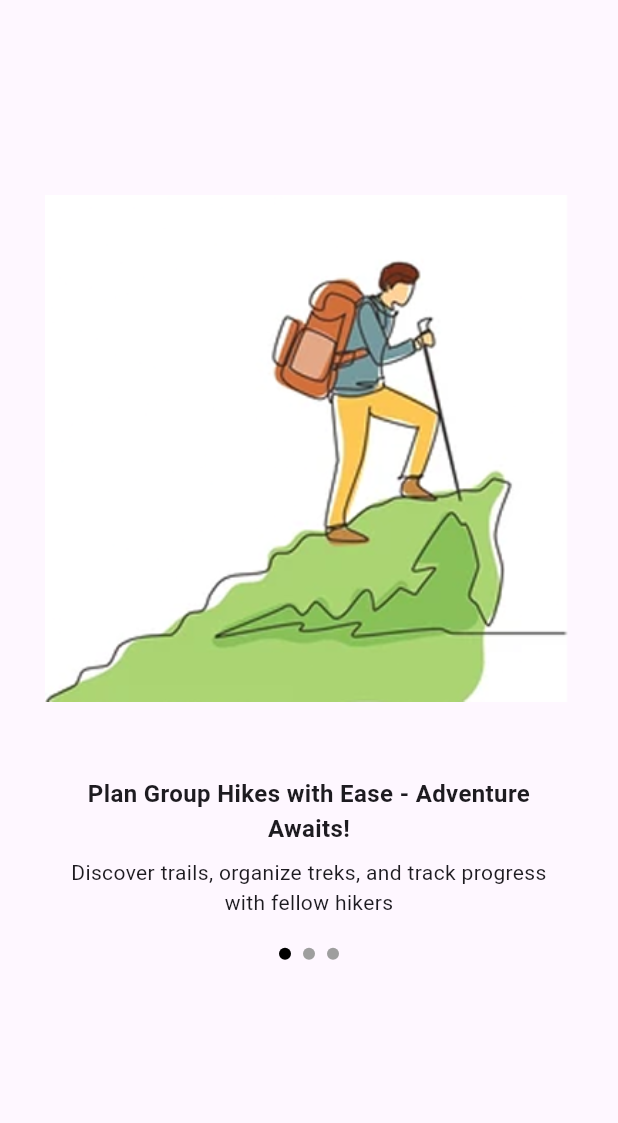
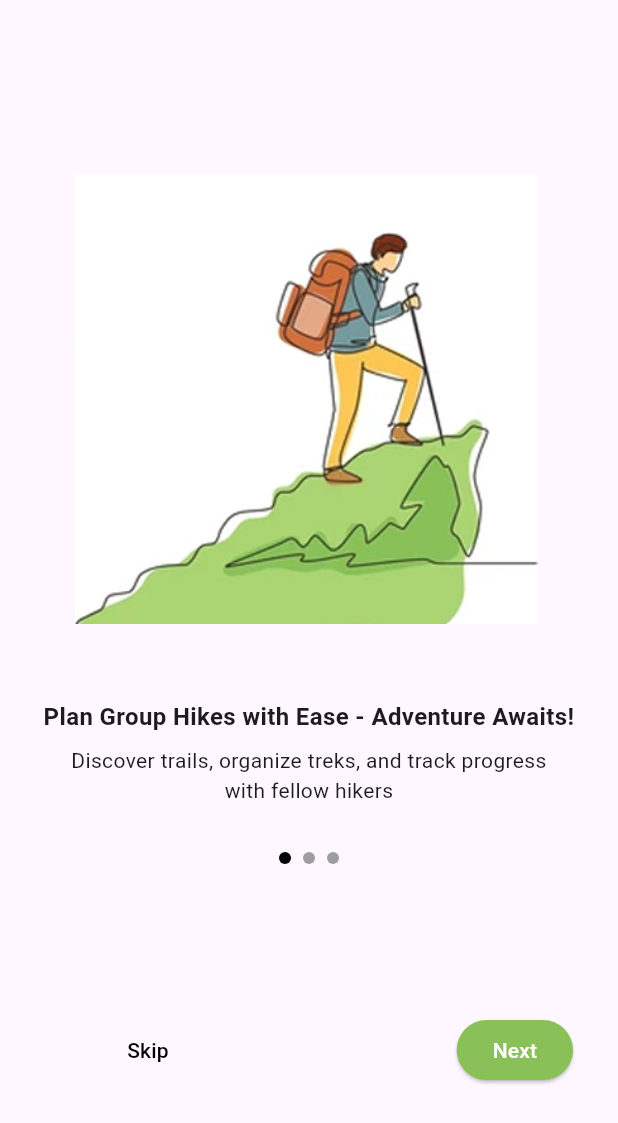
Before and after one commit to AmanCH3/trailmate_mobile_app_assignment, a Flutter app: the screen it shows after launch, on a phone screen of 412 x 824 dp. Shown: the top 1123 px of the screen. Run offline on Flutter 3.47's test engine with Material 3 defaults, Android fonts, the phone set to English and light mode, and no system bars; our stand-ins replace animated_splash_screen.

Commit message:
feat : On boardind Screen (PageView)

```diff
--- a/lib/app.dart
+++ b/lib/app.dart
@@ -1,8 +1,5 @@
 import 'package:flutter/material.dart';
-import 'package:trailmate_mobile_app_assignment/view/login_view.dart';
-import 'package:trailmate_mobile_app_assignment/view/screen_1.dart';
-import 'package:trailmate_mobile_app_assignment/view/signup_view.dart';
-import 'package:trailmate_mobile_app_assignment/view/splash_screen.dart';
+import 'package:trailmate_mobile_app_assignment/view/on_boarding_screen.dart';
 
 class App extends StatelessWidget {
   const App({super.key});
@@ -10,10 +7,10 @@ class App extends StatelessWidget {
   @override
   Widget build(BuildContext context) {
     return MaterialApp(
-        title: "Splash Screen",
-        theme: ThemeData(
-          primarySwatch: Colors.green
-        ),
-        home: SplashScreenView(), debugShowCheckedModeBanner: false);
+      title: "Splash Screen",
+      theme: ThemeData(primarySwatch: Colors.green),
+      home: OnboardingScreen(),
+      debugShowCheckedModeBanner: false,
+    );
   }
 }
--- /dev/null
+++ b/lib/view/on_boarding_screen.dart
@@ -0,0 +1,148 @@
+import 'package:flutter/material.dart';
+
+import 'login_view.dart';
+
+class OnboardingScreen extends StatefulWidget {
+  const OnboardingScreen({super.key});
+
+  @override
+  State<OnboardingScreen> createState() => _OnboardingScreenState();
+}
+
+class _OnboardingScreenState extends State<OnboardingScreen> {
+  final PageController _pageController = PageController();
+  int _currentIndex = 0;
+
+  final List<Map<String, String>> _onboardingData = [
+    {
+      'image': 'assets/images/get_screen_1.png',
+      'title': 'Plan Group Hikes with Ease - Adventure Awaits!',
+      'description1': 'Discover trails, organize treks, and track progress',
+      'description2': 'with fellow hikers',
+    },
+    {
+      'image': 'assets/images/get_screen_2.png',
+      'title': 'Track and Share Your Hiking Experience',
+      'description1': 'Log your adventures and milestones',
+      'description2': 'with your friends',
+    },
+    {
+      'image': 'assets/images/get_screen_3.png',
+      'title': 'Stay Connected On Every Trail',
+      'description1': 'Real-time updates and safety alerts',
+      'description2': 'keep you and your group in sync',
+    },
+  ];
+
+  void _onNextPressed() {
+    if (_currentIndex < _onboardingData.length - 1) {
+      _pageController.nextPage(
+        duration: const Duration(milliseconds: 300),
+        curve: Curves.easeInOut,
+      );
+    } else {
+      Navigator.pushReplacement(
+        context,
+        MaterialPageRoute(builder: (context) => const LoginView()),
+      );
+    }
+  }
+
+  void _onSkipPressed() {
+    Navigator.pushReplacement(
+      context,
+      MaterialPageRoute(builder: (context) => const LoginView()),
+    );
+  }
+
+  @override
+  Widget build(BuildContext context) {
+    return Scaffold(
+      body: Column(
+        children: [
+          const SizedBox(height: 100),
+          Expanded(
+            child: PageView.builder(
+              controller: _pageController,
+              itemCount: _onboardingData.length,
+              onPageChanged: (index) {
+                setState(() {
+                  _currentIndex = index;
+                });
+              },
+              itemBuilder: (context, index) {
+                final item = _onboardingData[index];
+                return Padding(
+                  padding: const EdgeInsets.all(16.0),
+                  child: Column(
+                    children: [
+                      Image.asset(item['image']!, height: 300),
+                      const SizedBox(height: 50),
+                      Text(
+                        item['title']!,
+                        textAlign: TextAlign.center,
+                        style: const TextStyle(
+                          fontSize: 16,
+                          fontWeight: FontWeight.bold,
+                        ),
+                      ),
+                      const SizedBox(height: 8),
+                      Text(item['description1']!, textAlign: TextAlign.center),
+                      Text(item['description2']!, textAlign: TextAlign.center),
+                    ],
+                  ),
+                );
+              },
+            ),
+          ),
+          Row(
+            mainAxisAlignment: MainAxisAlignment.center,
+            children: List.generate(
+              _onboardingData.length,
+              (index) => Container(
+                margin: const EdgeInsets.symmetric(horizontal: 4),
+                width: 8,
+                height: 8,
+                decoration: BoxDecoration(
+                  shape: BoxShape.circle,
+                  color: _currentIndex == index ? Colors.black : Colors.grey,
+                ),
+              ),
+            ),
+          ),
+          Padding(
+            padding: const EdgeInsets.symmetric(horizontal: 30, vertical: 100),
+            child: Row(
+              children: [
+                Expanded(
+                  child: TextButton(
+                    onPressed: _onSkipPressed,
+                    child: const Text(
+                      'Skip',
+                      style: TextStyle(color: Colors.black),
+                    ),
+                  ),
+                ),
+                Spacer(),
+
+                ElevatedButton(
+                  onPressed: _onNextPressed,
+                  style: ElevatedButton.styleFrom(
+                    backgroundColor: const Color(0xFF89C158),
+                  ),
+
+                  child: Text(
+                    _currentIndex == _onboardingData.length - 1
+                        ? 'Get Started'
+                        : 'Next',
+                    style: const TextStyle(color: Colors.white),
+                  ),
+                ),
+              ],
+            ),
+          ),
+        ],
+      ),
+    );
+  }
+}
--- a/lib/view/screen_1.dart
+++ /dev/null
@@ -1,98 +0,0 @@
-import 'package:flutter/material.dart';
-import 'package:trailmate_mobile_app_assignment/view/screen_2.dart';
-
-import 'login_view.dart';
-
-class Screen1 extends StatelessWidget {
-  const Screen1({super.key});
-
-  @override
-  Widget build(BuildContext context) {
-    return Scaffold(
-      body: Padding(
-        padding: const EdgeInsets.symmetric(vertical: 100),
-        child: SingleChildScrollView(
-          child: Center(
-            child: Padding(
-              padding: const EdgeInsets.all(30),
-              child: Column(
-                mainAxisAlignment: MainAxisAlignment.center,
-                crossAxisAlignment: CrossAxisAlignment.center,
-                children: [
-                  Image.asset('assets/images/get_screen_1.png'),
-                  const SizedBox(height: 50),
-                  const Text(
-                    "Plan Group Hikes with Ease - Adventure Awaits!",
-                    style: TextStyle(fontWeight: FontWeight.bold, fontSize: 16),
-                    textAlign: TextAlign.center,
-                  ),
-                  const SizedBox(height: 8),
-                  const Text(
-                    "Discover trails, organize treks, and track progress",
-                    textAlign: TextAlign.center,
-                  ),
-                  const Text(
-                    "with fellow hikers",
-                    textAlign: TextAlign.center,
-                  ),
-                  const SizedBox(height: 20),
-
-                  // Replacing TabPageSelectorIndicator with dots
-                  Row(
-                    mainAxisAlignment: MainAxisAlignment.center,
-                    children: List.generate(
-                      3,
-                          (index) => Container(
-                        margin: const EdgeInsets.symmetric(horizontal: 4),
-                        width: 8,
-                        height: 8,
-                        decoration: BoxDecoration(
-                          color: index == 0 ? Colors.black : Colors.grey,
-                          shape: BoxShape.circle,
-                        ),
-                      ),
-                    ),
-                  ),
-
-                  const SizedBox(height: 100),
-                  Row(
-                    children: [
-                      Expanded(
-                        child: TextButton(
-                          onPressed: () {},
-                          style: ElevatedButton.styleFrom(
-
-
-                          ),
-                            child: TextButton(onPressed: (){
-                              Navigator.push(context, MaterialPageRoute(builder: (context) => const LoginView())) ;
-
-                            }, child: Text("Skip" , style: const TextStyle(color: Colors.black),))
-                        ),
-
-                      ),
-                      Spacer() ,
-                      const SizedBox(width: 20),
-                      ElevatedButton(
-                        onPressed: () {},
-                        style: ElevatedButton.styleFrom(
-                          backgroundColor:Color(0x8889C158)
-
-                        ),
-                        child: TextButton(onPressed: (){
-                          Navigator.push(context, MaterialPageRoute(builder: (context) => const Screen2())) ;
-
-                        }, child: Text("Next" , style: const TextStyle(color: Colors.white),)),
-                        ),
-
-                    ],
-                  ),
-                ],
-              ),
-            ),
-          ),
-        ),
-      ),
-    );
-  }
-}
--- a/lib/view/signup_view.dart
+++ b/lib/view/signup_view.dart
@@ -86,6 +86,7 @@ class _SignupViewState extends State<SignupView> {
                     TextFormField(
                       controller: emailController,
                       style: const TextStyle(color: Colors.white),
+                      keyboardType: TextInputType.emailAddress,
                       decoration: InputDecoration(
                         filled: true,
                         fillColor: Colors.black38,
@@ -145,6 +146,7 @@ class _SignupViewState extends State<SignupView> {
                     TextFormField(
                       controller: phoneNumberController,
                       style: const TextStyle(color: Colors.white),
+                      keyboardType: TextInputType.phone,
 
 
                       decoration: InputDecoration(
@@ -152,6 +154,8 @@ class _SignupViewState extends State<SignupView> {
                         fillColor: Colors.black38 ,
                         labelStyle: const TextStyle(color: Colors.white),
                         prefixIcon: Icon(Icons.phone , color: Colors.white,),
+
+
                         labelText: "Contact no" ,
                         border:  OutlineInputBorder(
                           borderRadius:  BorderRadius.circular(8) ,
```
Also changed, not shown: lib/view/dashboard_view.dart (added, +13 -0 lines), lib/view/login_view.dart (+20 -7 lines), lib/view/screen_2.dart (deleted, +0 -94 lines), lib/view/screen_3.dart (deleted, +0 -92 lines), lib/view/splash_screen.dart (+18 -2 lines).
